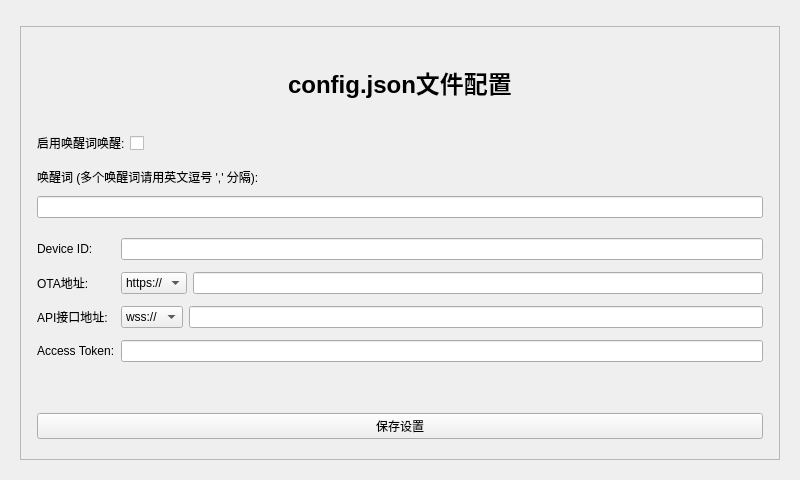
Old version of the form src/display/gui_display.ui in the repository huangjunsen0406/py-xiaozhi.
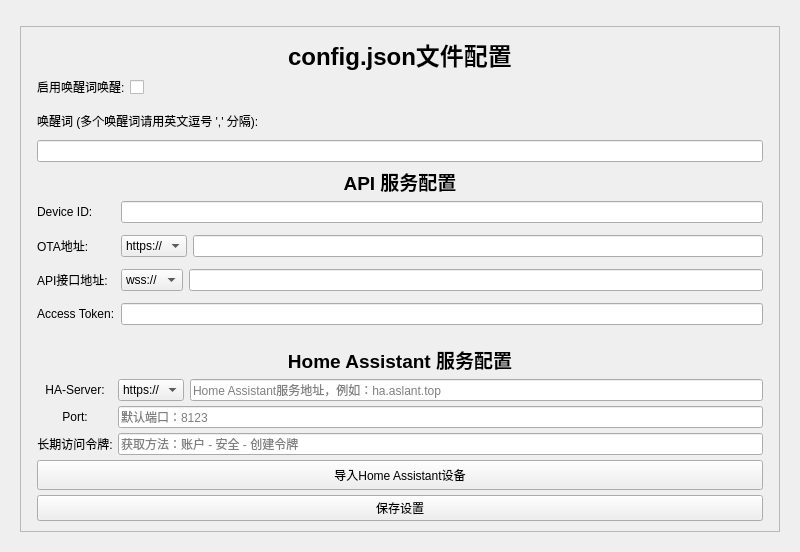
New version of the form. The open tabs and pages were chosen to show the change.

Commit message:
一键添加HA设备，自动注册设备
- 添加一键导入HA设备界面，现在只需要导入个人HA服务器地址和长期密钥就可以控制米家、MQTT、华为等HA支持的所有设备以及传感器设备
- 支持一键导入HA中的设备，增加定时模块，支持执行多个动作时，设置指定间隔，比如，帮我打开卧室的台灯然后半分钟后关掉。
- 现在支持：
Light（灯设备）：支持开关和亮度调节
Switch（开关设备）：支持开关控制
Number（数值设备）：支持设置数值，如音量控制
Button（按钮设备）：支持按下操作，如唤醒小爱音箱、一键重启
Sensor（传感器设备）：获取传感器的实时数据
- 程序启动时会自动注册
- 麦克风可视化样式更改
- 导入的设备在IOT界面显示，自动布局最多三列，状态在IOT界面下自动轮询同步状态
- 也支持导入和控制手动添加到HA的插件设备比如EMQX(即MQTT协议的个人开发的IOT设备)
### 仍然存在的问题
- Linux下 正常语速乱识别，超慢语速识别准确(还未找到原因，之前的版本没有问题)

```diff
--- a/src/display/gui_display.ui
+++ b/src/display/gui_display.ui
@@ -7,7 +7,7 @@
     <x>0</x>
     <y>0</y>
     <width>800</width>
-    <height>480</height>
+    <height>518</height>
    </rect>
   </property>
   <property name="windowTitle">
@@ -552,20 +552,24 @@
            </layout>
           </item>
           <item>
-           <spacer name="verticalSpacer_Group1">
-            <property name="orientation">
-             <enum>Qt::Vertical</enum>
+           <widget class="QLabel" name="label">
+            <property name="font">
+             <font>
+              <pointsize>14</pointsize>
+              <weight>75</weight>
+              <bold>true</bold>
+             </font>
             </property>
-            <property name="sizeType">
-             <enum>QSizePolicy::Fixed</enum>
+            <property name="layoutDirection">
+             <enum>Qt::LeftToRight</enum>
             </property>
-            <property name="sizeHint" stdset="0">
-             <size>
-              <width>20</width>
-              <height>15</height>
-             </size>
+            <property name="text">
+             <string>API 服务配置</string>
             </property>
-           </spacer>
+            <property name="alignment">
+             <set>Qt::AlignCenter</set>
+            </property>
+           </widget>
           </item>
           <item>
            <layout class="QFormLayout" name="formLayout">
@@ -718,11 +722,143 @@
             <property name="sizeHint" stdset="0">
              <size>
               <width>20</width>
-              <height>46</height>
+              <height>15</height>
              </size>
             </property>
            </spacer>
           </item>
+          <item>
+           <widget class="QLabel" name="haConfigLabel">
+            <property name="font">
+             <font>
+              <pointsize>14</pointsize>
+              <weight>75</weight>
+              <bold>true</bold>
+             </font>
+            </property>
+            <property name="text">
+             <string>Home Assistant 服务配置</string>
+            </property>
+            <property name="alignment">
+             <set>Qt::AlignCenter</set>
+            </property>
+           </widget>
+          </item>
+          <item>
+           <layout class="QGridLayout" name="gridLayout_2">
+            <item row="0" column="0">
+             <widget class="QLabel" name="haServerLabel">
+              <property name="text">
+               <string>HA-Server:</string>
+              </property>
+              <property name="alignment">
+               <set>Qt::AlignCenter</set>
+              </property>
+             </widget>
+            </item>
+            <item row="0" column="1">
+             <widget class="QWidget" name="haUrlContainerWidget" native="true">
+              <layout class="QHBoxLayout" name="haUrlInnerLayout">
+               <property name="leftMargin">
+                <number>0</number>
+               </property>
+               <property name="topMargin">
+                <number>0</number>
+               </property>
+               <property name="rightMargin">
+                <number>0</number>
+               </property>
+               <property name="bottomMargin">
+                <number>0</number>
+               </property>
+               <item>
+                <widget class="QComboBox" name="haProtocolComboBox">
+                 <property name="sizePolicy">
+                  <sizepolicy hsizetype="Minimum" vsizetype="Fixed">
+                   <horstretch>0</horstretch>
+                   <verstretch>0</verstretch>
+                  </sizepolicy>
+                 </property>
+                 <item>
+                  <property name="text">
+                   <string>https://</string>
+                  </property>
+                 </item>
+                 <item>
+                  <property name="text">
+                   <string>http://</string>
+                  </property>
+                 </item>
+                </widget>
+               </item>
+               <item>
+                <widget class="QLineEdit" name="ha_server">
+                 <property name="sizePolicy">
+                  <sizepolicy hsizetype="Expanding" vsizetype="Fixed">
+                   <horstretch>1</horstretch>
+                   <verstretch>0</verstretch>
+                  </sizepolicy>
+                 </property>
+                 <property name="placeholderText">
+                  <string>Home Assistant服务地址，例如：ha.aslant.top</string>
+                 </property>
+                </widget>
+               </item>
+              </layout>
+             </widget>
+            </item>
+            <item row="1" column="0">
+             <widget class="QLabel" name="haPortLabel">
+              <property name="text">
+               <string>Port:</string>
+              </property>
+              <property name="alignment">
+               <set>Qt::AlignCenter</set>
+              </property>
+             </widget>
+            </item>
+            <item row="1" column="1">
+             <widget class="QLineEdit" name="ha_port">
+              <property name="placeholderText">
+               <string>默认端口：8123</string>
+              </property>
+             </widget>
+            </item>
+            <item row="2" column="0">
+             <widget class="QLabel" name="haKeyLabel">
+              <property name="text">
+               <string>长期访问令牌:</string>
+              </property>
+              <property name="alignment">
+               <set>Qt::AlignCenter</set>
+              </property>
+             </widget>
+            </item>
+            <item row="2" column="1">
+             <widget class="QLineEdit" name="ha_key">
+              <property name="echoMode">
+               <enum>QLineEdit::Password</enum>
+              </property>
+              <property name="placeholderText">
+               <string>获取方法：账户 - 安全 - 创建令牌</string>
+              </property>
+             </widget>
+            </item>
+           </layout>
+          </item>
+          <item>
+           <widget class="QPushButton" name="Add_ha_devices">
+            <property name="minimumSize">
+             <size>
+              <width>0</width>
+              <height>30</height>
+             </size>
+            </property>
+            <property name="text">
+             <string>导入Home Assistant设备</string>
+            </property>
+           </widget>
+          </item>
           <item>
            <widget class="QPushButton" name="saveSettingsButton">
             <property name="text">
@@ -730,22 +866,6 @@
             </property>
            </widget>
           </item>
-          <item>
-           <spacer name="verticalSpacer_Bottom">
-            <property name="orientation">
-             <enum>Qt::Vertical</enum>
-            </property>
-            <property name="sizeType">
-             <enum>QSizePolicy::Fixed</enum>
-            </property>
-            <property name="sizeHint" stdset="0">
-             <size>
-              <width>20</width>
-              <height>10</height>
-             </size>
-            </property>
-           </spacer>
-          </item>
          </layout>
         </widget>
        </item>
```
Left out of the diff: 2 changed lines with no effect on the pictures. The commit also changes 7 other files.
